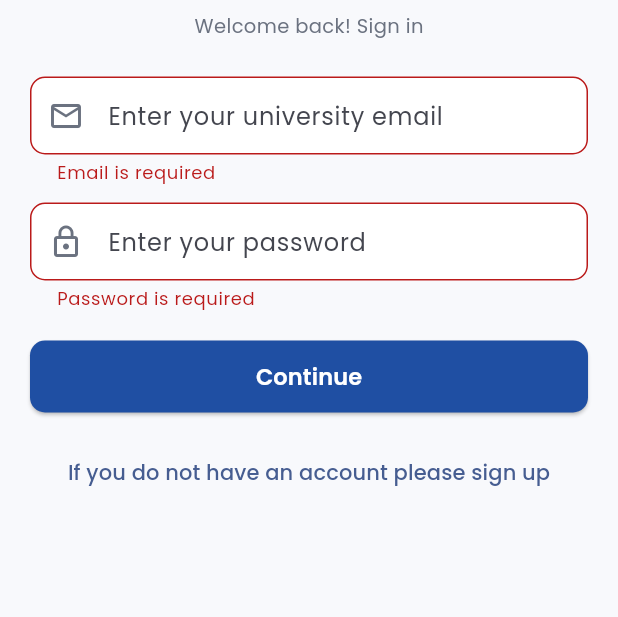
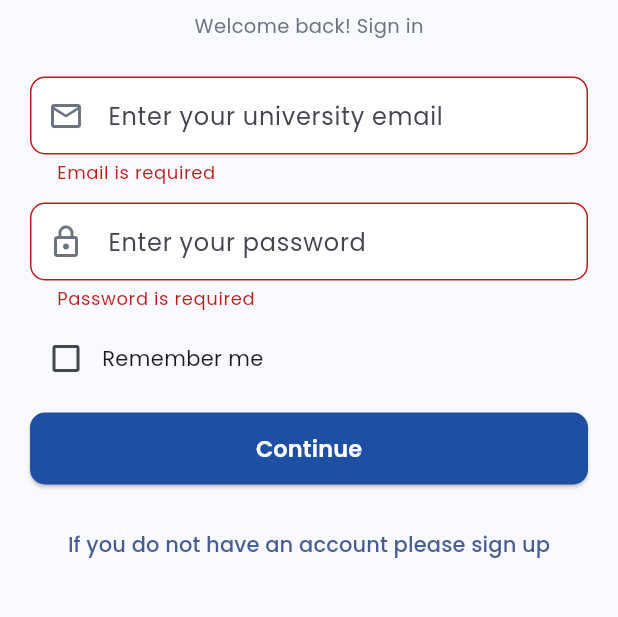
Before and after one commit to BilgeMulhan/ShelfSwap-CS310-Project, a Flutter app: the screen it shows after launch, after a tap on "Continue", on a phone screen of 412 x 824 dp, the part 249-866 px from its top. Run offline on Flutter 3.47's test engine with Material 3 defaults, Android fonts, the phone set to English and light mode, and no system bars; our stand-ins replace cloud_firestore, firebase_auth, firebase_core, google_fonts, image_picker, shared_preferences; accounts and stored records are empty.

Commit message:
Add remember me dark mode auth gate and stream fetching

```diff
--- a/lib/main.dart
+++ b/lib/main.dart
@@ -2,19 +2,22 @@ import 'package:flutter/material.dart';
 import 'package:firebase_core/firebase_core.dart';
 import 'package:google_fonts/google_fonts.dart';
 import 'package:provider/provider.dart';
+
 import 'firebase_options.dart';
+
 import 'providers/auth_provider.dart';
 import 'providers/listings_provider.dart';
 import 'providers/requests_provider.dart';
+import 'providers/theme_provider.dart';
+
 import 'utils/app_colors.dart';
 import 'utils/app_routes.dart';
-import 'screens/home_screen.dart';
+
 import 'screens/create_account_screen.dart';
 import 'screens/sign_in_screen.dart';
 import 'screens/profile_screen.dart';
 import 'screens/edit_profile_screen.dart';
 import 'screens/item_details_screen.dart';
-import 'models/listing_item.dart';
 import 'screens/favorites_screen.dart';
 import 'screens/my_listings_screen.dart';
 import 'screens/add_item_screen.dart';
@@ -23,11 +26,15 @@ import 'screens/requests_screen.dart';
 import 'screens/request_chat_screen.dart';
 import 'screens/main_screen.dart';
 
+import 'models/listing_item.dart';
+
 void main() async {
   WidgetsFlutterBinding.ensureInitialized();
+
   await Firebase.initializeApp(
     options: DefaultFirebaseOptions.currentPlatform,
   );
+
   runApp(const ShelfSwapApp());
 }
 
@@ -38,41 +45,106 @@ class ShelfSwapApp extends StatelessWidget {
   Widget build(BuildContext context) {
     return MultiProvider(
       providers: [
-        ChangeNotifierProvider(create: (_) => AuthProvider()),
-        ChangeNotifierProvider(create: (_) => ListingsProvider()),
-        ChangeNotifierProvider(create: (_) => RequestsProvider()),
+        ChangeNotifierProvider(
+          create: (_) => AuthProvider(),
+        ),
+        ChangeNotifierProvider(
+          create: (_) => ListingsProvider(),
+        ),
+        ChangeNotifierProvider(
+          create: (_) => RequestsProvider(),
+        ),
+        ChangeNotifierProvider(
+          create: (_) => ThemeProvider(),
+        ),
       ],
-      child: MaterialApp(
+      child: Consumer<ThemeProvider>(
+        builder: (context, themeProvider, child) {
+          return MaterialApp(
             debugShowCheckedModeBanner: false,
             title: 'ShelfSwap',
             theme: ThemeData(
-          colorScheme: ColorScheme.fromSeed(seedColor: AppColors.primary),
+              colorScheme: ColorScheme.fromSeed(
+                seedColor: AppColors.primary,
+                brightness: Brightness.light,
+              ),
               scaffoldBackgroundColor: AppColors.background,
               textTheme: GoogleFonts.poppinsTextTheme(),
               useMaterial3: true,
             ),
-        initialRoute: AppRoutes.signIn,
+            darkTheme: ThemeData(
+              colorScheme: ColorScheme.fromSeed(
+                seedColor: AppColors.primary,
+                brightness: Brightness.dark,
+              ),
+              scaffoldBackgroundColor: Colors.black,
+              textTheme: GoogleFonts.poppinsTextTheme(
+                ThemeData.dark().textTheme,
+              ),
+              useMaterial3: true,
+            ),
+            themeMode: themeProvider.isDarkMode
+                ? ThemeMode.dark
+                : ThemeMode.light,
+
+            // AuthGate checks whether the user is logged in or logged out.
+            home: const AuthGate(),
+
             routes: {
               AppRoutes.home: (context) => const MainScreen(),
-          AppRoutes.createAccount: (context) => const CreateAccountScreen(),
+              AppRoutes.createAccount: (context) =>
+                  const CreateAccountScreen(),
               AppRoutes.signIn: (context) => const SignInScreen(),
               AppRoutes.profile: (context) => const ProfileScreen(),
-          AppRoutes.editProfile: (context) => const EditProfileScreen(),
+              AppRoutes.editProfile: (context) =>
+                  const EditProfileScreen(),
               AppRoutes.itemDetails: (context) {
                 final args = ModalRoute.of(context)!.settings.arguments;
-            return ItemDetailsScreen(item: args is ListingItem ? args : null);
+
+                return ItemDetailsScreen(
+                  item: args is ListingItem ? args : null,
+                );
               },
               AppRoutes.favorites: (context) => const FavoritesScreen(),
               AppRoutes.myListings: (context) => const MyListingsScreen(),
               AppRoutes.addItem: (context) {
                 final args = ModalRoute.of(context)!.settings.arguments;
+
                 return AddItemScreen.fromRouteArguments(args);
               },
               AppRoutes.preview: (context) => const PreviewScreen(),
               AppRoutes.requests: (context) => const RequestsScreen(),
-          AppRoutes.requestChat: (context) => const RequestChatScreen(),
+              AppRoutes.requestChat: (context) =>
+                  const RequestChatScreen(),
+            },
+          );
         },
       ),
     );
   }
 }
+
+class AuthGate extends StatelessWidget {
+  const AuthGate({super.key});
+
+  @override
+  Widget build(BuildContext context) {
+    return Consumer<AuthProvider>(
+      builder: (context, authProvider, child) {
+        if (authProvider.isLoading) {
+          return const Scaffold(
+            body: Center(
+              child: CircularProgressIndicator(),
+            ),
+          );
+        }
+
+        if (authProvider.user == null) {
+          return const SignInScreen();
+        }
+
+        return const MainScreen();
+      },
+    );
+  }
+}
--- a/lib/providers/auth_provider.dart
+++ b/lib/providers/auth_provider.dart
@@ -1,12 +1,18 @@
+import 'dart:async';
+
 import 'package:flutter/material.dart';
 import 'package:firebase_auth/firebase_auth.dart';
+
 import '../services/auth_service.dart';
 
 class AuthProvider extends ChangeNotifier {
   final AuthService _authService = AuthService();
+
   User? _user;
-  bool _isLoading = false;
+  bool _isLoading = true;
   String? _errorMessage;
+
+  StreamSubscription<User?>? _authSubscription;
 
   User? get user => _user;
   bool get isLoading => _isLoading;
@@ -14,10 +20,18 @@ class AuthProvider extends ChangeNotifier {
   String? get errorMessage => _errorMessage;
 
   AuthProvider() {
-    _authService.authStateChanges.listen((user) {
-      _user = user;
-      notifyListeners();
-    });
+    _authSubscription = _authService.authStateChanges.listen(
+      (user) {
+        _user = user;
+        _isLoading = false;
+        notifyListeners();
+      },
+      onError: (error) {
+        _errorMessage = error.toString();
+        _isLoading = false;
+        notifyListeners();
+      },
+    );
   }
 
   Future<bool> signUp(String email, String password) async {
@@ -28,11 +42,13 @@ class AuthProvider extends ChangeNotifier {
     final error = await _authService.signUp(email, password);
 
     _isLoading = false;
+
     if (error != null) {
       _errorMessage = error;
       notifyListeners();
       return false;
     }
+
     notifyListeners();
     return true;
   }
@@ -45,16 +61,36 @@ class AuthProvider extends ChangeNotifier {
     final error = await _authService.signIn(email, password);
 
     _isLoading = false;
+
     if (error != null) {
       _errorMessage = error;
       notifyListeners();
       return false;
     }
+
     notifyListeners();
     return true;
   }
 
   Future<void> signOut() async {
+    _isLoading = true;
+    _errorMessage = null;
+    notifyListeners();
+
     await _authService.signOut();
+
+    _isLoading = false;
+    notifyListeners();
+  }
+
+  void clearError() {
+    _errorMessage = null;
+    notifyListeners();
+  }
+
+  @override
+  void dispose() {
+    _authSubscription?.cancel();
+    super.dispose();
   }
 }
--- /dev/null
+++ b/lib/providers/theme_provider.dart
@@ -0,0 +1,33 @@
+import 'package:flutter/material.dart';
+import 'package:shared_preferences/shared_preferences.dart';
+
+class ThemeProvider extends ChangeNotifier {
+  static const String _themeKey = 'is_dark_mode';
+
+  bool _isDarkMode = false;
+  bool _isLoading = true;
+
+  bool get isDarkMode => _isDarkMode;
+  bool get isLoading => _isLoading;
+
+  ThemeProvider() {
+    _loadThemePreference();
+  }
+
+  Future<void> _loadThemePreference() async {
+    final prefs = await SharedPreferences.getInstance();
+
+    _isDarkMode = prefs.getBool(_themeKey) ?? false;
+    _isLoading = false;
+
+    notifyListeners();
+  }
+
+  Future<void> toggleTheme(bool value) async {
+    _isDarkMode = value;
+    notifyListeners();
+
+    final prefs = await SharedPreferences.getInstance();
+    await prefs.setBool(_themeKey, value);
+  }
+}
--- a/lib/screens/sign_in_screen.dart
+++ b/lib/screens/sign_in_screen.dart
@@ -1,5 +1,7 @@
 import 'package:flutter/material.dart';
 import 'package:provider/provider.dart';
+import 'package:shared_preferences/shared_preferences.dart';
+
 import '../providers/auth_provider.dart';
 import '../utils/app_paddings.dart';
 import '../utils/app_routes.dart';
@@ -16,8 +18,18 @@ class SignInScreen extends StatefulWidget {
 
 class _SignInScreenState extends State<SignInScreen> {
   final _formKey = GlobalKey<FormState>();
+
   final _emailController = TextEditingController();
   final _passwordController = TextEditingController();
+
+  bool _rememberMe = false;
+  bool _isRememberPreferenceLoaded = false;
+
+  @override
+  void initState() {
+    super.initState();
+    _loadRememberedEmail();
+  }
 
   @override
   void dispose() {
@@ -26,22 +38,72 @@ class _SignInScreenState extends State<SignInScreen> {
     super.dispose();
   }
 
+  Future<void> _loadRememberedEmail() async {
+    final prefs = await SharedPreferences.getInstance();
+
+    final rememberMe = prefs.getBool('remember_me') ?? false;
+    final rememberedEmail = prefs.getString('remembered_email') ?? '';
+
+    if (!mounted) return;
+
+    setState(() {
+      _rememberMe = rememberMe;
+      _isRememberPreferenceLoaded = true;
+
+      if (rememberMe && rememberedEmail.isNotEmpty) {
+        _emailController.text = rememberedEmail;
+      }
+    });
+  }
+
+  Future<void> _saveRememberMePreference() async {
+    final prefs = await SharedPreferences.getInstance();
+    final email = _emailController.text.trim();
+
+    await prefs.setBool('remember_me', _rememberMe);
+
+    if (_rememberMe && email.isNotEmpty) {
+      await prefs.setString('remembered_email', email);
+    } else {
+      await prefs.remove('remembered_email');
+    }
+  }
+
   String? _validateEmail(String? value) {
-    if (value == null || value.trim().isEmpty) return 'Email is required';
-    if (!value.contains('@')) return 'Enter a valid email';
+    if (value == null || value.trim().isEmpty) {
+      return 'Email is required';
+    }
+
+    if (!value.contains('@')) {
+      return 'Enter a valid email';
+    }
+
     return null;
   }
 
   String? _validatePassword(String? value) {
-    if (value == null || value.isEmpty) return 'Password is required';
-    if (value.length < 6) return 'Password must be at least 6 characters';
+    if (value == null || value.isEmpty) {
+      return 'Password is required';
+    }
+
+    if (value.length < 6) {
+      return 'Password must be at least 6 characters';
+    }
+
     return null;
   }
 
   Future<void> _submit() async {
     if (!_formKey.currentState!.validate()) return;
 
+    // Important:
+    // Save remember me preference BEFORE sign in.
+    // AuthGate may redirect immediately after Firebase login,
+    // so saving after login can sometimes be skipped.
+    await _saveRememberMePreference();
+
     final authProvider = context.read<AuthProvider>();
+
     final success = await authProvider.signIn(
       _emailController.text.trim(),
       _passwordController.text,
@@ -50,11 +112,17 @@ class _SignInScreenState extends State<SignInScreen> {
     if (!mounted) return;
 
     if (success) {
-      Navigator.pushReplacementNamed(context, AppRoutes.home);
+      Navigator.pushNamedAndRemoveUntil(
+        context,
+        AppRoutes.home,
+        (route) => false,
+      );
     } else {
       ScaffoldMessenger.of(context).showSnackBar(
         SnackBar(
-          content: Text(authProvider.errorMessage ?? 'Giriş başarısız.'),
+          content: Text(
+            authProvider.errorMessage ?? 'Giriş başarısız.',
+          ),
           backgroundColor: Colors.red,
         ),
       );
@@ -74,19 +142,37 @@ class _SignInScreenState extends State<SignInScreen> {
             child: Column(
               children: [
                 const SizedBox(height: 30),
-                const Icon(Icons.swap_horiz, size: 70),
+
+                const Icon(
+                  Icons.swap_horiz,
+                  size: 70,
+                ),
+
                 const SizedBox(height: 16),
-                const Text('ShelfSwap', style: AppTextStyles.title),
+
+                const Text(
+                  'ShelfSwap',
+                  style: AppTextStyles.title,
+                ),
+
                 const SizedBox(height: 8),
-                const Text('Welcome back! Sign in', style: AppTextStyles.subtitle),
+
+                const Text(
+                  'Welcome back! Sign in',
+                  style: AppTextStyles.subtitle,
+                ),
+
                 const SizedBox(height: 24),
+
                 CustomTextField(
                   controller: _emailController,
                   hintText: 'Enter your university email',
                   icon: Icons.email_outlined,
                   validator: _validateEmail,
                 ),
+
                 const SizedBox(height: 12),
+
                 CustomTextField(
                   controller: _passwordController,
                   hintText: 'Enter your password',
@@ -94,14 +180,44 @@ class _SignInScreenState extends State<SignInScreen> {
                   obscureText: true,
                   validator: _validatePassword,
                 ),
-                const SizedBox(height: 20),
+
+                const SizedBox(height: 8),
+
+                Row(
+                  children: [
+                    Checkbox(
+                      value: _rememberMe,
+                      onChanged: _isRememberPreferenceLoaded
+                          ? (value) {
+                              setState(() {
+                                _rememberMe = value ?? false;
+                              });
+                            }
+                          : null,
+                    ),
+                    const Text('Remember me'),
+                  ],
+                ),
+
+                const SizedBox(height: 12),
+
                 isLoading
                     ? const CircularProgressIndicator()
-                    : PrimaryButton(text: 'Continue', onPressed: _submit),
+                    : PrimaryButton(
+                        text: 'Continue',
+                        onPressed: _submit,
+                      ),
+
                 const SizedBox(height: 16),
+
                 TextButton(
-                  onPressed: () => Navigator.pushNamed(context, AppRoutes.createAccount),
-                  child: const Text('If you do not have an account please sign up'),
+                  onPressed: () => Navigator.pushNamed(
+                    context,
+                    AppRoutes.createAccount,
+                  ),
+                  child: const Text(
+                    'If you do not have an account please sign up',
+                  ),
                 ),
               ],
             ),
```
Also changed, not shown: lib/screens/my_listings_screen.dart (+95 -73 lines), lib/screens/profile_screen.dart (+21 -2 lines), lib/screens/requests_screen.dart (+45 -32 lines). Lines whose indentation alone changed are shown as unchanged.
